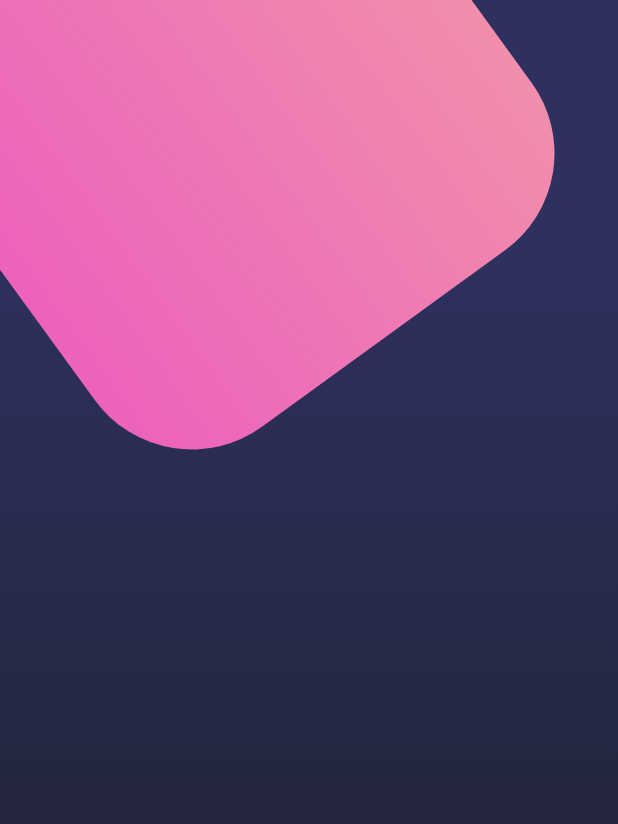
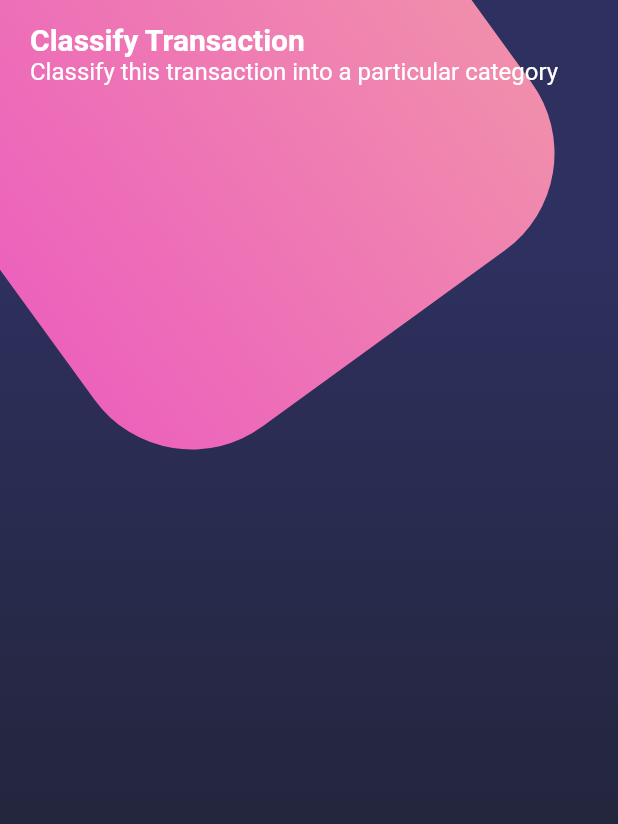
Before and after one commit to MatiasSalomon01/Flutter-Designs, a Flutter app: the screen it shows after launch, on a phone screen of 412 x 824 dp. Shown: the top 824 px of the screen. Run offline on Flutter 3.47's test engine with Material 2 defaults, Android fonts, the phone set to English and light mode, and no system bars.

Commit message:
Diseño compuesto - Statusbar y títulos

```diff
--- a/lib/main.dart
+++ b/lib/main.dart
@@ -1,4 +1,5 @@
 import 'package:flutter/material.dart';
+import 'package:flutter/services.dart';
 import 'package:flutter_designs/screens/screens.dart';
 
 void main() => runApp(const MyApp());
@@ -8,6 +9,8 @@ class MyApp extends StatelessWidget {
 
   @override
   Widget build(BuildContext context) {
+    SystemChrome.setSystemUIOverlayStyle(SystemUiOverlayStyle.light);
+
     return MaterialApp(
       debugShowCheckedModeBanner: false,
       title: 'Material App',
--- a/lib/screens/home_screen.dart
+++ b/lib/screens/home_screen.dart
@@ -8,8 +8,21 @@ class HomeScreen extends StatelessWidget {
   Widget build(BuildContext context) {
     return Scaffold(
       body: Stack(
-        children: [Background()],
+        children: [Background(), _HomeBody()],
       ),
     );
   }
 }
+
+class _HomeBody extends StatelessWidget {
+  const _HomeBody({super.key});
+
+  @override
+  Widget build(BuildContext context) {
+    return SingleChildScrollView(
+      child: Column(
+        children: [PageTitle()],
+      ),
+    );
+  }
+}
--- /dev/null
+++ b/lib/widgets/page_title.dart
@@ -0,0 +1,29 @@
+import 'package:flutter/material.dart';
+
+class PageTitle extends StatelessWidget {
+  const PageTitle({super.key});
+
+  @override
+  Widget build(BuildContext context) {
+    return SafeArea(
+      bottom: false,
+      child: Container(
+        margin: EdgeInsets.symmetric(horizontal: 20, vertical: 15),
+        child: Column(
+          crossAxisAlignment: CrossAxisAlignment.start,
+          children: const [
+            Text(
+              'Classify Transaction',
+              style: TextStyle(
+                  fontSize: 20,
+                  fontWeight: FontWeight.bold,
+                  color: Colors.white),
+            ),
+            Text('Classify this transaction into a particular category',
+                style: TextStyle(fontSize: 16, color: Colors.white))
+          ],
+        ),
+      ),
+    );
+  }
+}
--- a/lib/widgets/widgets.dart
+++ b/lib/widgets/widgets.dart
@@ -1 +1,2 @@
+export 'package:flutter_designs/widgets/page_title.dart';
 export 'package:flutter_designs/widgets/background.dart';
```
